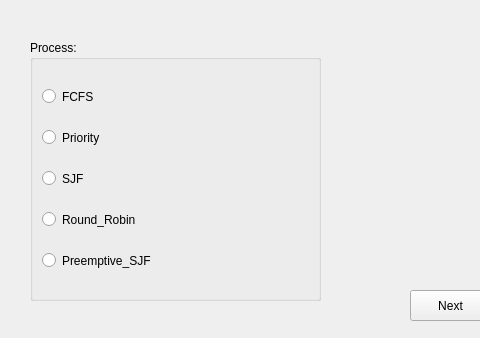
First picture: the form in mainwindow.ui, repository DaliaAymanAmeen/CPU-Scheduling-Visualization-, before the edit; both pictures show x 0 to 480 and y 0 to 338 of the 800 by 600 pixel window.
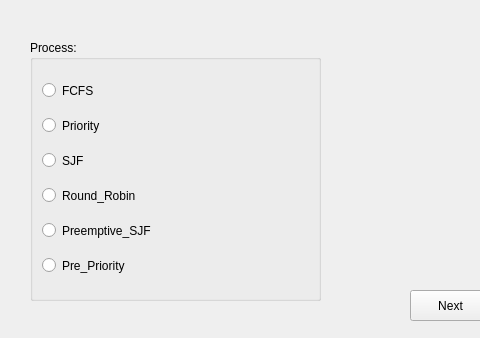
Second picture: the form after the edit.

Commit message: Adding PRIORITY PREEMPTIVE Scheduing

Patch:
```diff
--- a/mainwindow.ui
+++ b/mainwindow.ui
@@ -68,6 +68,13 @@
        </property>
       </widget>
      </item>
+     <item>
+      <widget class="QRadioButton" name="Pre_Priority">
+       <property name="text">
+        <string>Pre_Priority</string>
+       </property>
+      </widget>
+     </item>
     </layout>
    </widget>
    <widget class="QPushButton" name="pushButton">
```
Left out of the diff: 2 changed lines with no effect on the pictures. The commit also changes 26 other files.
